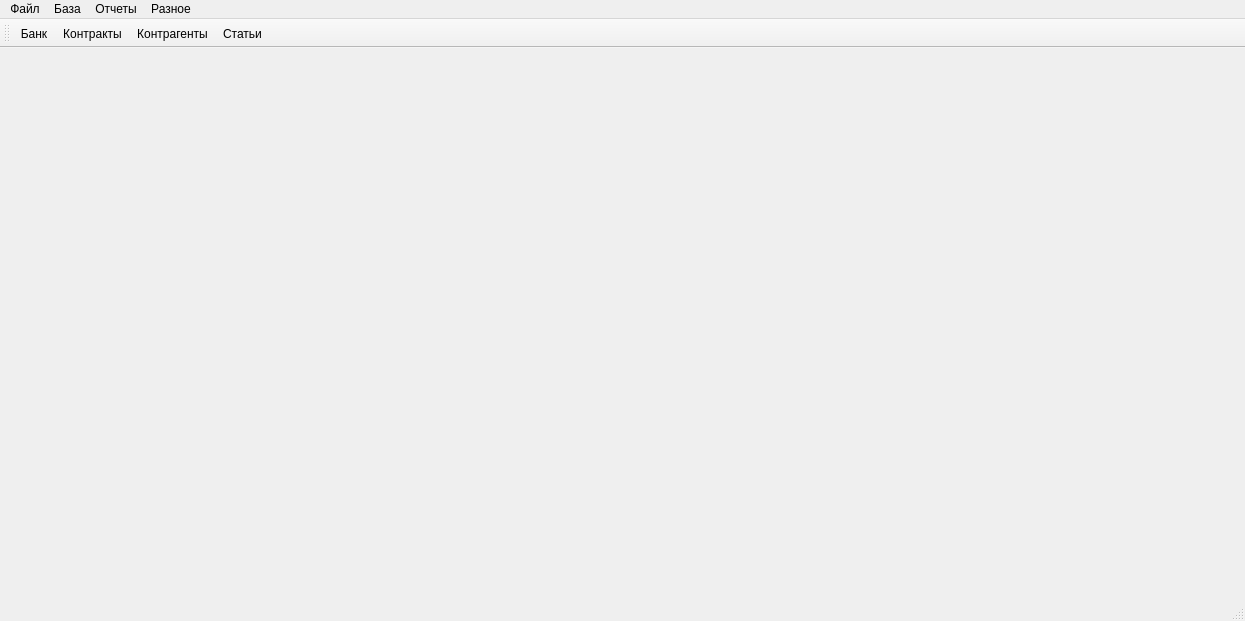
First picture: the form in mainwindow.ui, repository GorINIch73/Audit, before the edit.
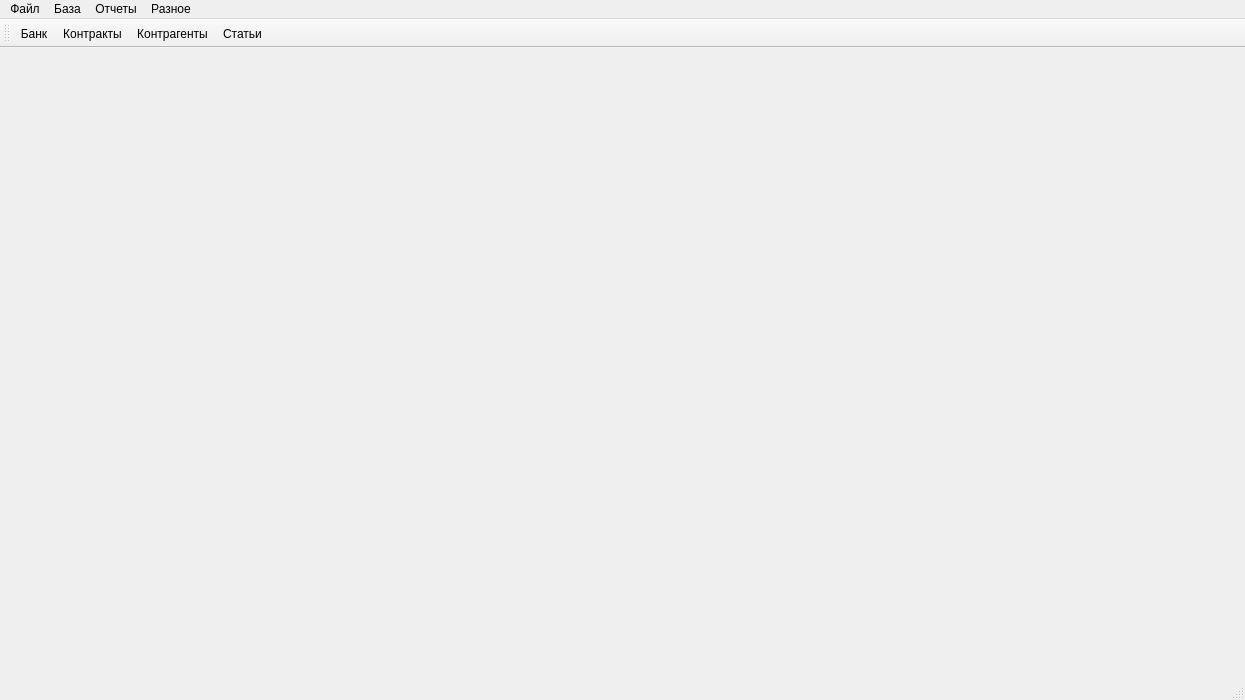
Second picture: the form after the edit. Icons and pictures are not drawn.

```diff
--- a/mainwindow.ui
+++ b/mainwindow.ui
@@ -7,7 +7,7 @@
     <x>0</x>
     <y>0</y>
     <width>1245</width>
-    <height>621</height>
+    <height>700</height>
    </rect>
   </property>
   <property name="windowTitle">
```
